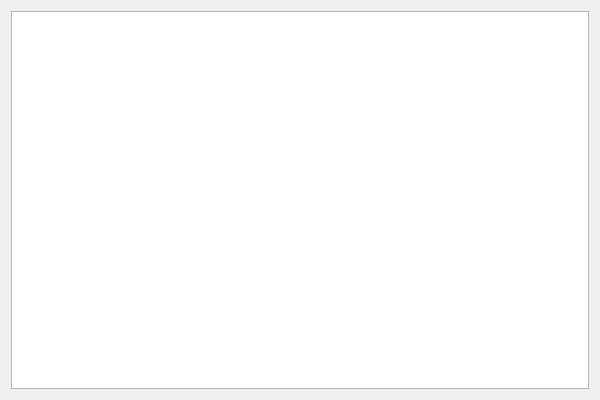
First picture: the form in FileDragDrop/FileDragDrop/FileDragDrop/filedragdrop.ui, repository wentaosong1993/Qt, before the edit.
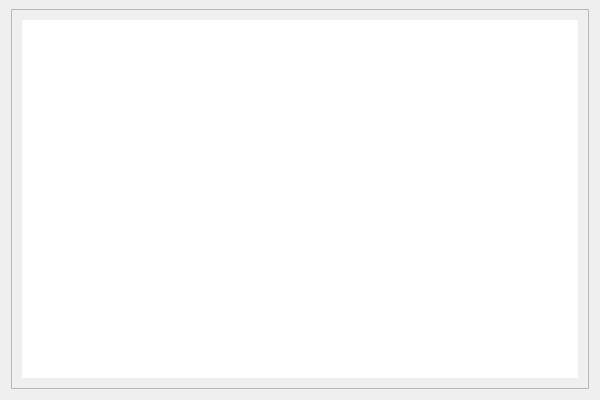
Second picture: the form after the edit. Custom widgets are drawn as their Qt base class.

Diff of the .ui file:
```diff
--- a/FileDragDrop/FileDragDrop/FileDragDrop/filedragdrop.ui
+++ b/FileDragDrop/FileDragDrop/FileDragDrop/filedragdrop.ui
@@ -15,8 +15,15 @@
   </property>
   <widget class="QWidget" name="centralWidget">
    <layout class="QGridLayout" name="gridLayout">
+    <property name="topMargin">
+     <number>9</number>
+    </property>
     <item row="0" column="0">
-     <widget class="DropTextEdit" name="textEdit"/>
+     <widget class="DropTextEdit" name="textEdit">
+      <property name="styleSheet">
+       <string notr="true">.QTextEdit{padding: 10px;}</string>
+      </property>
+     </widget>
     </item>
    </layout>
   </widget>
```
